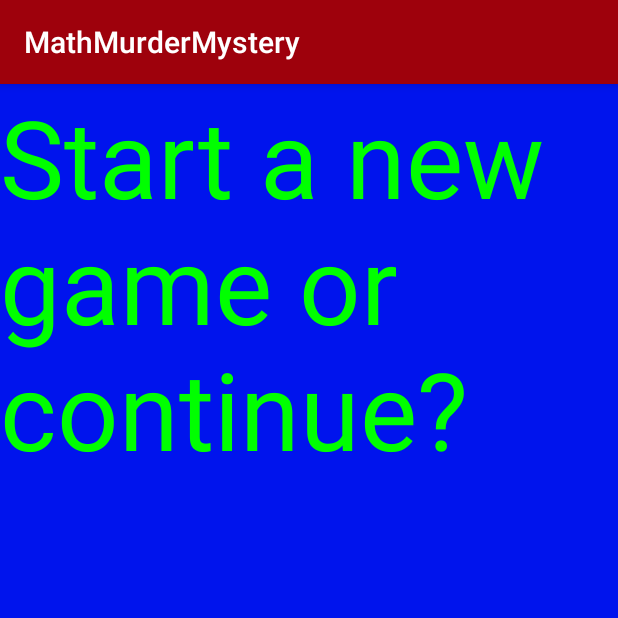
After one commit to ArchaicScribe/MathMurderMystery, an Android app: the fragment PlayFragment shown on its own in the app's theme, on a phone screen of 412 x 824 dp, the top half of it. The commit adds this screen. Run offline under Robolectric (Android 15) with nearby library versions, the phone set to English and light mode, and no system bars.

Commit message:
Added Play Fragment.

```diff
--- a/app/src/main/java/edu/cnm/deepdive/mathmurdermystery/HomeScreenActivity.java
+++ b/app/src/main/java/edu/cnm/deepdive/mathmurdermystery/HomeScreenActivity.java
@@ -76,8 +76,6 @@ public class HomeScreenActivity extends AppCompatActivity
 
     if (id == R.id.play_arrow) {
 
-    } else if (id == R.id.continue_arrow) {
-
     } else if (id == R.id.help_arrow) {
 
     } else if (id == R.id.scroreboard) {
--- /dev/null
+++ b/app/src/main/java/edu/cnm/deepdive/mathmurdermystery/controller/PlayFragment.java
@@ -0,0 +1,20 @@
+package edu.cnm.deepdive.mathmurdermystery.controller;
+
+import android.os.Bundle;
+import android.support.annotation.NonNull;
+import android.support.annotation.Nullable;
+import android.support.v4.app.Fragment;
+import android.view.LayoutInflater;
+import android.view.View;
+import android.view.ViewGroup;
+import edu.cnm.deepdive.mathmurdermystery.R;
+
+public class PlayFragment extends Fragment {
+
+  @Nullable
+  @Override
+  public View onCreateView(@NonNull LayoutInflater inflater, @Nullable ViewGroup container,
+      @Nullable Bundle savedInstanceState) {
+    return inflater.inflate(R.layout.play_fragment, container, false);
+  }
+}
--- /dev/null
+++ b/app/src/main/res/layout/play_fragment.xml
@@ -0,0 +1,16 @@
+<?xml version="1.0" encoding="utf-8"?>
+<android.support.constraint.ConstraintLayout
+  xmlns:android="http://schemas.android.com/apk/res/android"
+  android:layout_width="match_parent"
+  android:layout_height="match_parent"
+  xmlns:tools="http://schemas.android.com/tools"
+  android:background="#0014ed">
+
+  <TextView
+    android:layout_width="match_parent"
+    android:layout_height="match_parent"
+    android:textColor="#00FF00"
+    android:textSize="72sp"
+    android:text="@string/play_fragment"/>
+
+</android.support.constraint.ConstraintLayout>
--- a/app/src/main/res/menu/activity_home_screen_drawer.xml
+++ b/app/src/main/res/menu/activity_home_screen_drawer.xml
@@ -8,10 +8,6 @@
       android:id="@+id/play_arrow"
       android:icon="@drawable/ic_menu_send"
       android:title="Play"/>
-    <item
-      android:id="@+id/continue_arrow"
-      android:icon="@drawable/ic_continue_arrow"
-      android:title="Resume"/>
     <item
       android:id="@+id/help_arrow"
       android:icon="@drawable/ic_help_arrow"
--- a/app/src/main/res/values/strings.xml
+++ b/app/src/main/res/values/strings.xml
@@ -7,6 +7,7 @@
   <string name="nav_header_subtitle2">Users Score</string>
   <string name="nav_header_desc">Navigation header</string>
   <string name="action_settings">History</string>
+  <string name="play_fragment">Start a new game or continue?</string>
 
   <!-- TODO: Remove or change this placeholder text -->
   <string name="hello_blank_fragment">Hello blank fragment</string>
```
